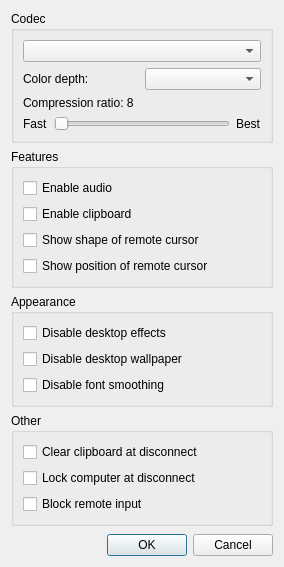
First picture: the form in source/client/ui/desktop/desktop_config_dialog.ui, repository dchapyshev/aspia, before the edit.
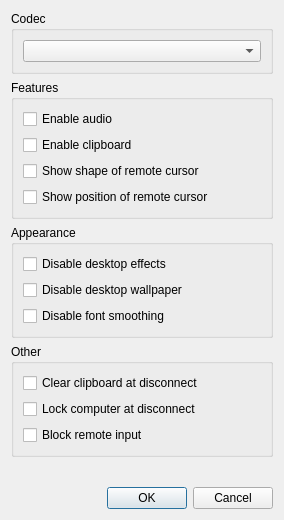
Second picture: the form after the edit.

Diff of the .ui file:
```diff
--- a/source/client/ui/desktop/desktop_config_dialog.ui
+++ b/source/client/ui/desktop/desktop_config_dialog.ui
@@ -7,7 +7,7 @@
     <x>0</x>
     <y>0</y>
     <width>284</width>
-    <height>567</height>
+    <height>520</height>
    </rect>
   </property>
   <property name="sizePolicy">
@@ -35,58 +35,6 @@
       <item>
        <widget class="QComboBox" name="combo_codec"/>
       </item>
-      <item>
-       <layout class="QHBoxLayout" name="horizontalLayout_2">
-        <item>
-         <widget class="QLabel" name="label_color_depth">
-          <property name="text">
-           <string>Color depth:</string>
-          </property>
-         </widget>
-        </item>
-        <item>
-         <widget class="QComboBox" name="combobox_color_depth"/>
-        </item>
-       </layout>
-      </item>
-      <item>
-       <widget class="QLabel" name="label_compress_ratio">
-        <property name="text">
-         <string notr="true">Compression ratio: 8</string>
-        </property>
-       </widget>
-      </item>
-      <item>
-       <layout class="QHBoxLayout" name="horizontalLayout">
-        <item>
-         <widget class="QLabel" name="label_fast">
-          <property name="text">
-           <string>Fast</string>
-          </property>
-         </widget>
-        </item>
-        <item>
-         <widget class="QSlider" name="slider_compress_ratio">
-          <property name="minimum">
-           <number>1</number>
-          </property>
-          <property name="maximum">
-           <number>22</number>
-          </property>
-          <property name="orientation">
-           <enum>Qt::Orientation::Horizontal</enum>
-          </property>
-         </widget>
-        </item>
-        <item>
-         <widget class="QLabel" name="label_best">
-          <property name="text">
-           <string>Best</string>
-          </property>
-         </widget>
-        </item>
-       </layout>
-      </item>
      </layout>
     </widget>
    </item>
```
